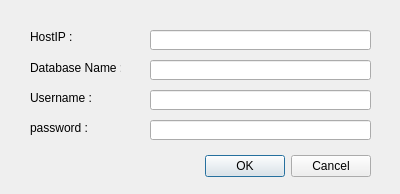
Qt form Project/ui/configdatabase.ui (tatazakup/NetAffx-Project) before a commit.
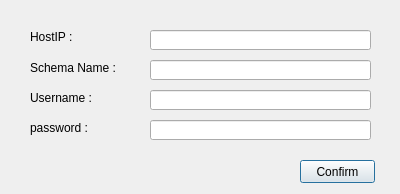
The same form after that commit.

Commit message: update ui config create

What changed in the file:
```diff
--- a/Project/ui/configdatabase.ui
+++ b/Project/ui/configdatabase.ui
@@ -13,22 +13,6 @@
   <property name="windowTitle">
    <string>Dialog</string>
   </property>
-  <widget class="QDialogButtonBox" name="buttonBox">
-   <property name="geometry">
-    <rect>
-     <x>30</x>
-     <y>150</y>
-     <width>341</width>
-     <height>32</height>
-    </rect>
-   </property>
-   <property name="orientation">
-    <enum>Qt::Horizontal</enum>
-   </property>
-   <property name="standardButtons">
-    <set>QDialogButtonBox::Cancel|QDialogButtonBox::Ok</set>
-   </property>
-  </widget>
   <widget class="QLabel" name="label">
    <property name="geometry">
     <rect>
@@ -52,7 +36,7 @@
     </rect>
    </property>
    <property name="text">
-    <string>Database Name :</string>
+    <string>Schema Name :</string>
    </property>
   </widget>
   <widget class="QLabel" name="label_3">
@@ -121,6 +105,19 @@
     </rect>
    </property>
   </widget>
+  <widget class="QPushButton" name="confirm_button">
+   <property name="geometry">
+    <rect>
+     <x>300</x>
+     <y>160</y>
+     <width>75</width>
+     <height>23</height>
+    </rect>
+   </property>
+   <property name="text">
+    <string>Confirm</string>
+   </property>
+  </widget>
  </widget>
  <resources/>
  <connections>
```
Left out of the diff: 45 changed lines with no effect on the pictures. The commit also changes 1 other file.
